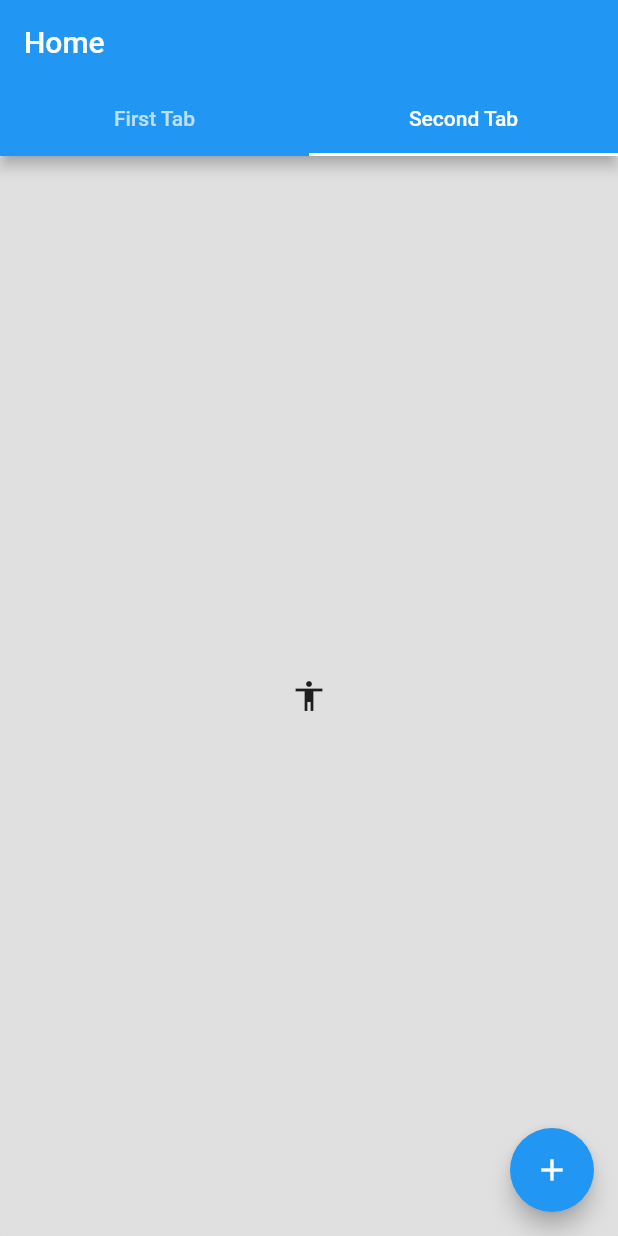
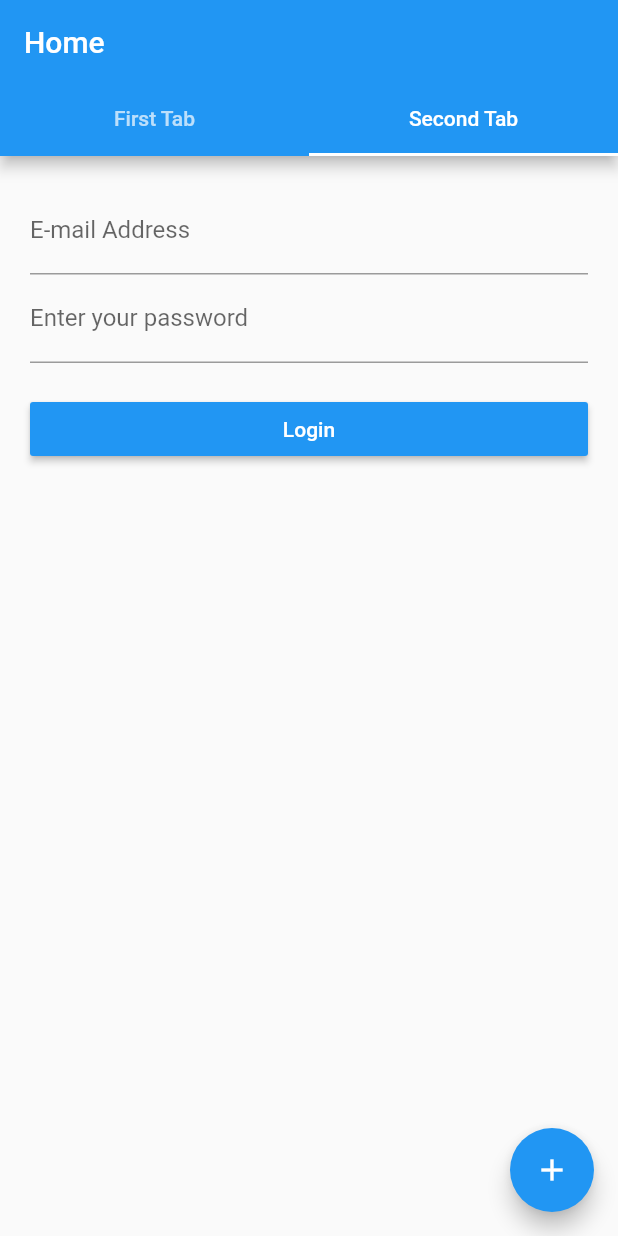
Before and after one commit to maaarcus/flutterProject, a Flutter app: the screen it shows after launch, tab 2 chosen, on a phone screen of 412 x 824 dp. Run offline on Flutter 3.47's test engine with Material 2 defaults, Android fonts, the phone set to English and light mode, and no system bars; our stand-ins replace firebase_auth, firebase_database; accounts and stored records are empty.

Commit message:
added login screen

```diff
--- a/lib/main.dart
+++ b/lib/main.dart
@@ -5,6 +5,8 @@ import 'package:firebase_database/ui/firebase_animated_list.dart';
 import 'package:firstflutter/edit_mountain.dart';
 import 'package:flutter/material.dart';
 import 'package:firstflutter/database.dart';
+import 'package:firebase_auth/firebase_auth.dart';
+
 
 void main() => runApp(new MyApp());
 
@@ -29,8 +31,15 @@ class MyHomePage extends StatefulWidget {
   _MyHomePageState createState() => new _MyHomePageState();
 }
 
+class _LoginData {
+  String email = '';
+  String password = '';
+}
+
 class _MyHomePageState extends State<MyHomePage> {
   Query _query;
+  final GlobalKey<FormState> _formKey = new GlobalKey<FormState>();
+
 
   @override
   void initState() {
@@ -52,6 +61,8 @@ class _MyHomePageState extends State<MyHomePage> {
         ),
       ],
     );
+    final Size screenSize = MediaQuery.of(context).size;
+
 
     if (_query != null) {
       body = new TabBarView(children: <Widget>[
@@ -81,11 +92,46 @@ class _MyHomePageState extends State<MyHomePage> {
             );
           },
         ),
-        new RaisedButton(
-          child: new Icon(Icons.accessibility),
-          onPressed: _consoleShowsQuery,
-
-        )
+        new Container(
+            padding: new EdgeInsets.all(20.0),
+            child: new Form(
+              key: this._formKey,
+              child: new ListView(
+                children: <Widget>[
+                  new TextFormField(
+                      keyboardType: TextInputType.emailAddress, // Use email input type for emails.
+                      decoration: new InputDecoration(
+                          hintText: 'you@example.com',
+                          labelText: 'E-mail Address'
+                      )
+                  ),
+                  new TextFormField(
+                      obscureText: true, // Use secure text for passwords.
+                      decoration: new InputDecoration(
+                          hintText: 'Password',
+                          labelText: 'Enter your password'
+                      )
+                  ),
+                  new Container(
+                    width: screenSize.width,
+                    child: new RaisedButton(
+                      child: new Text(
+                        'Login',
+                        style: new TextStyle(
+                            color: Colors.white
+                        ),
+                      ),
+                      onPressed: () => null,
+                      color: Colors.blue,
+                    ),
+                    margin: new EdgeInsets.only(
+                        top: 20.0
+                    ),
+                  )
+                ],
+              ),
+            )
+        ),
       ]);
     }
 
@@ -149,4 +195,12 @@ class _MyHomePageState extends State<MyHomePage> {
       });
     });
   }
+
+
+  Future<FirebaseUser> _handleSignIn(String username, String password){
+    Future<FirebaseUser> newUser= FirebaseAuth.instance.createUserWithEmailAndPassword(email: username, password: password)
+        .then((user){print("user created: $user");})
+        .catchError((Object error)=>print(error));
+  }
+
 }
```
